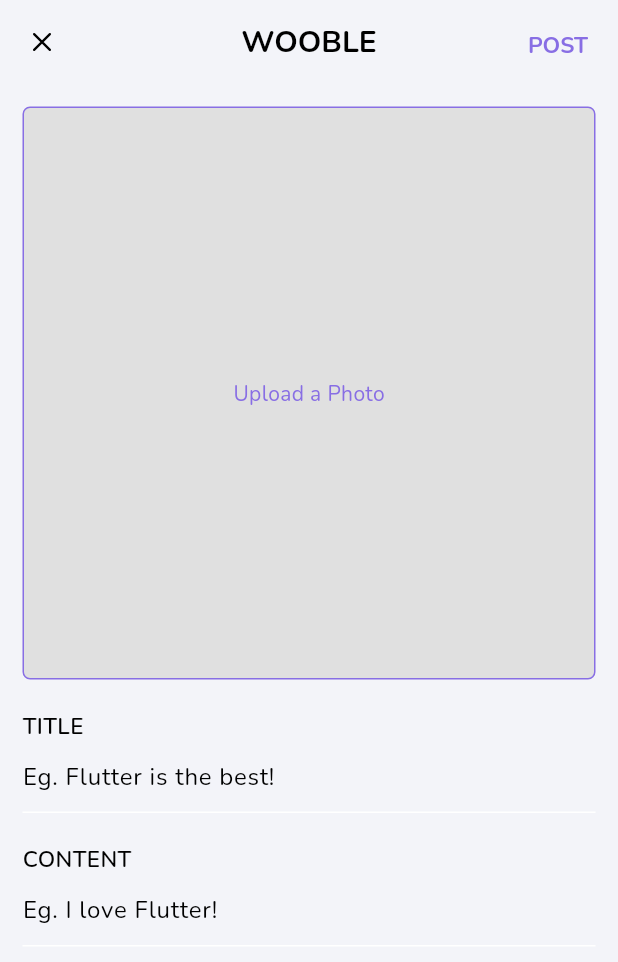
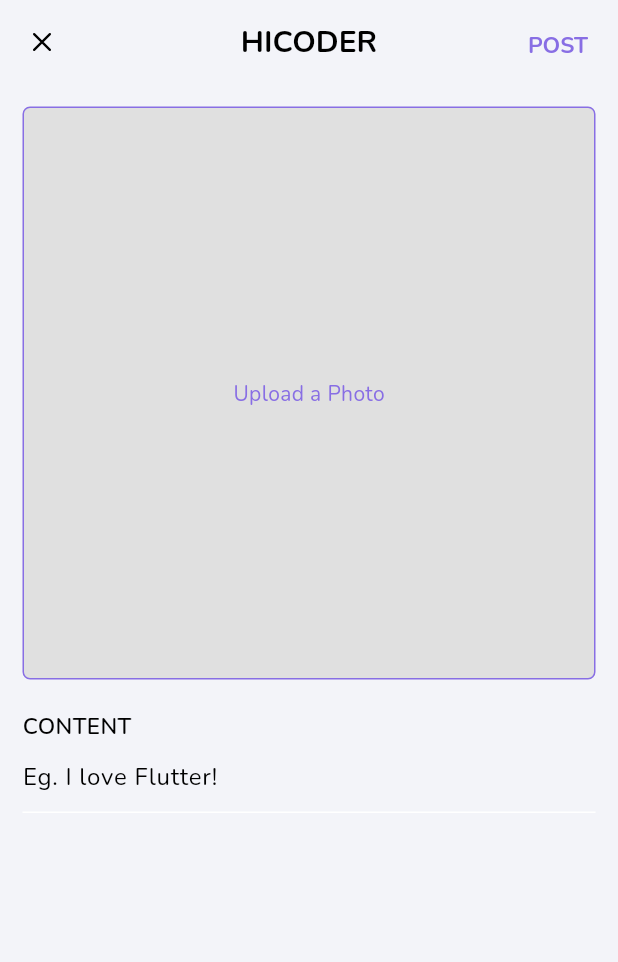
Before and after one commit to Tuanpluss02/HiCoder, a Flutter app: the CreatePost screen opened directly, on a phone screen of 412 x 824 dp. Shown: the top 962 px of the screen. Run offline on Flutter 3.47's test engine with Material 3 defaults, Android fonts, the phone set to English and light mode, and no system bars; drawn by our look-alikes of loading_overlay; our stand-ins replace cached_network_image, dio, flutter_spinkit, geocoding, geolocator, google_fonts and 5 more; accounts and stored records are empty.

Commit message:
(feat) update app name to HiCoder in constants.dart, custom_card.dart, profile.dart, landing_page.dart, register.dart, userpost.dart, and text_time.dart

```diff
--- a/lib/auth/register/register.dart
+++ b/lib/auth/register/register.dart
@@ -30,7 +30,7 @@
           children: [
             SizedBox(height: MediaQuery.of(context).size.height / 10),
             Text(
-              'Welcome to Wooble\nCreate a new account and connect with friends',
+              'Welcome to HiCoder\nCreate a new account and connect with friends',
               style: GoogleFonts.nunitoSans(
                 fontWeight: FontWeight.bold,
                 fontSize: 25.0,
--- a/lib/components/custom_card.dart
+++ b/lib/components/custom_card.dart
@@ -6,8 +6,7 @@
   final BorderRadius? borderRadius;
   final bool elevated;
 
-  CustomCard({
-    Key? key,
+  const CustomCard({super.key,
     required this.child,
     required this.onTap,
     this.borderRadius,
--- a/lib/components/custom_image.dart
+++ b/lib/components/custom_image.dart
@@ -1,5 +1,4 @@
 import 'package:cached_network_image/cached_network_image.dart';
-import 'package:flutter/cupertino.dart';
 import 'package:flutter/material.dart';
 
 class CustomImage extends StatelessWidget {
@@ -8,7 +7,7 @@
   final double width;
   final BoxFit fit;
 
-  CustomImage({
+  const CustomImage({super.key,
     this.imageUrl,
     this.height = 100.0,
     this.width = double.infinity,
@@ -20,7 +19,7 @@
     return CachedNetworkImage(
       imageUrl: imageUrl ?? '',
       errorWidget: (context, url, error) {
-        return Icon(Icons.error);
+        return const Icon(Icons.error);
       },
       height: height,
       fit: fit,
--- a/lib/components/text_time.dart
+++ b/lib/components/text_time.dart
@@ -5,7 +5,7 @@
 class TextTime extends StatefulWidget {
   final Widget? child;
 
-  const TextTime({this.child});
+  const TextTime({super.key, this.child});
 
   @override
   _TextTimeState createState() => _TextTimeState();
@@ -15,7 +15,7 @@
   @override
   void initState() {
     super.initState();
-    Timer.periodic(Duration(seconds: 1), (timer) {
+    Timer.periodic(const Duration(seconds: 1), (timer) {
       if (mounted) {
         setState(() {});
       }
--- a/lib/landing/landing_page.dart
+++ b/lib/landing/landing_page.dart
@@ -32,7 +32,7 @@
               ),
             ),
             const Text(
-              'WOOBLE',
+              'HiCoder',
               style: TextStyle(
                 fontSize: 22.0,
                 fontWeight: FontWeight.w900,
--- a/lib/pages/profile.dart
+++ b/lib/pages/profile.dart
@@ -33,7 +33,7 @@
 //     return Scaffold(
 //       appBar: AppBar(
 //         centerTitle: true,
-//         title: const Text('WOOBLE'),
+//         title: const Text('HiCoder'),
 //         actions: [
 //           widget.profileId == firebaseAuth.currentUser!.uid
 //               ? Center(
--- a/lib/posts/create_post.dart
+++ b/lib/posts/create_post.dart
@@ -35,7 +35,7 @@
                 Navigator.pop(context);
               },
             ),
-            title: Text('WOOBLE'.toUpperCase()),
+            title: Text('HiCoder'.toUpperCase()),
             centerTitle: true,
             actions: [
               GestureDetector(
@@ -127,23 +127,6 @@
               ),
               const SizedBox(height: 20.0),
               Text(
-                'Title'.toUpperCase(),
-                style: const TextStyle(
-                  fontSize: 15.0,
-                  fontWeight: FontWeight.w600,
-                ),
-              ),
-              TextFormField(
-                initialValue: viewModel.title,
-                decoration: const InputDecoration(
-                  hintText: 'Eg. Flutter is the best!',
-                  focusedBorder: UnderlineInputBorder(),
-                ),
-                maxLines: null,
-                onChanged: (val) => viewModel.setTitle(val),
-              ),
-              const SizedBox(height: 20.0),
-              Text(
                 'Content'.toUpperCase(),
                 style: const TextStyle(
                   fontSize: 15.0,
--- a/lib/services/api_service.dart
+++ b/lib/services/api_service.dart
@@ -67,7 +67,6 @@
     String accessToken = await getToken(TokenType.access);
     dio.options.headers["Authorization"] = "Bearer $accessToken";
     Response response = await dio.post("/post", data: {
-      "title": title,
       "description": content,
       "mediaUrl": mediaUrl,
     });
--- a/lib/services/post_service.dart
+++ b/lib/services/post_service.dart
@@ -4,11 +4,8 @@
 
 class PostService {
   Future<PostModel> createPost(
-      {required String title,
-      required String content,
-      String? mediaUrl}) async {
+      {required String content, String? mediaUrl}) async {
     Response response = await ApiService().createPost(
-      title: title,
       content: content,
       mediaUrl: mediaUrl,
     );
--- a/lib/utils/constants.dart
+++ b/lib/utils/constants.dart
@@ -3,7 +3,7 @@
 
 class Constants {
   //App related strings
-  static String appName = "Wooble";
+  static String appName = "HiCoder";
 
   //Colors for theme
   static Color lightPrimary = const Color(0xfff3f4f9);
--- a/lib/utils/permissions.dart
+++ b/lib/utils/permissions.dart
@@ -61,21 +61,21 @@
       PermissionStatus storagePermissionStatus) {
     if (cameraPermissionStatus == PermissionStatus.denied &&
         microphonePermissionStatus == PermissionStatus.denied) {
-      throw new PlatformException(
+      throw PlatformException(
         code: "PERMISSION_DENIED",
         message: "Access to Camera and Microphone denied",
         details: "null",
       );
     } else if (cameraPermissionStatus == PermissionStatus.restricted &&
         microphonePermissionStatus == PermissionStatus.restricted) {
-      throw new PlatformException(
+      throw PlatformException(
         code: "PERMISSION_RESTRICTED",
         message: "Location data is not available on device",
         details: "null",
       );
     } else if (storagePermissionStatus == PermissionStatus.restricted &&
         storagePermissionStatus == PermissionStatus.restricted) {
-      throw new PlatformException(
+      throw PlatformException(
         code: "PERMISSION_RESTRICTED",
         message: "Storage permission is not allowed  on device",
         details: "null",
--- a/lib/view_models/auth/posts_view_model.dart
+++ b/lib/view_models/auth/posts_view_model.dart
@@ -32,7 +32,6 @@
   Placemark? placemark;
   String? bio;
   String? content;
-  String? title;
   String? email;
   String? commentData;
   String? ownerId;
@@ -53,7 +52,6 @@
   }
 
   setPost(PostModel post) {
-    title = post.title;
     content = post.content;
     imgLink = post.mediaUrl;
     edit = true;
@@ -70,12 +68,6 @@
   setContent(String val) {
     debugPrint('setContent $val');
     content = val;
-    notifyListeners();
-  }
-
-  setTitle(String val) {
-    debugPrint('setContent $val');
-    title = val;
     notifyListeners();
   }
 
@@ -130,8 +122,7 @@
     try {
       loading = true;
       notifyListeners();
-      await postService.createPost(
-          title: title!, content: content!, mediaUrl: mediaUrl!);
+      await postService.createPost(content: content!, mediaUrl: mediaUrl!);
       loading = false;
       resetPost();
       notifyListeners();
@@ -168,7 +159,6 @@
   resetPost() {
     mediaUrl = null;
     content = null;
-    title = null;
     edit = false;
     notifyListeners();
   }
--- a/lib/widgets/userpost.dart
+++ b/lib/widgets/userpost.dart
@@ -284,7 +284,7 @@
   //                             overflow: TextOverflow.ellipsis,
   //                           ),
   //                           Text(
-  //                             post?.content ?? 'Wooble',
+  //                             post?.content ?? 'HiCoder',
   //                             style: const TextStyle(
   //                               fontSize: 10.0,
   //                               color: Color(0xff4D4D4D),
```
Also changed, not shown: 1 other file.
